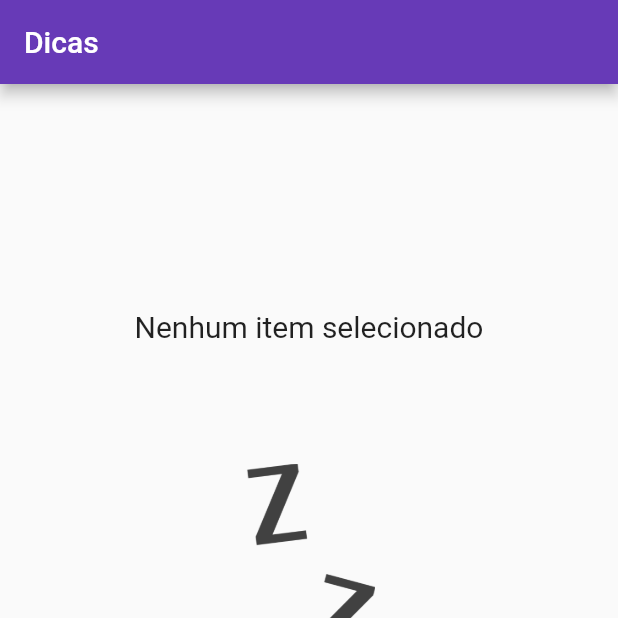
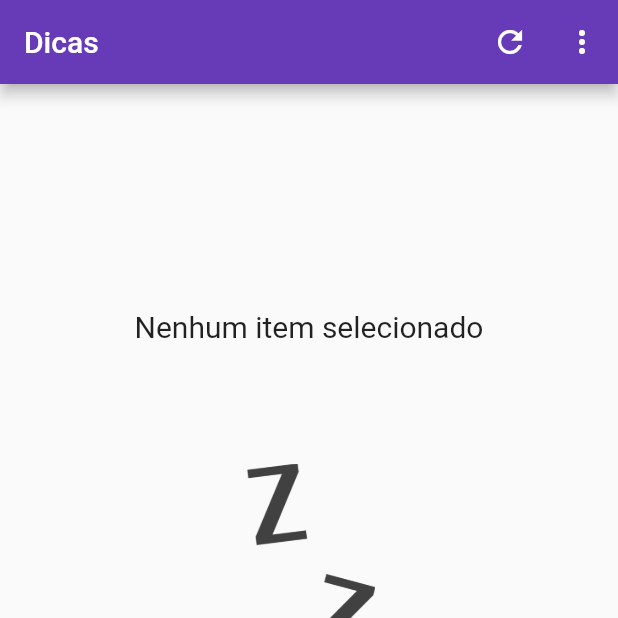
Before and after one commit to CharlesEdu07/hookTest, a Flutter app: the screen it shows after launch, on a phone screen of 412 x 824 dp, the top half of it. Run offline on Flutter 3.47's test engine with Material 2 defaults, Android fonts, the phone set to English and light mode, and no system bars; our stand-ins replace flutter_hooks.

Commit message:
Listando por quantidade

```diff
--- a/lib/main.dart
+++ b/lib/main.dart
@@ -1,4 +1,5 @@
 import 'package:flutter/material.dart';
+import 'package:flutter_hooks/flutter_hooks.dart';
 import './models/data_service.dart';
 import './components/bottom_navbar_items.dart';
 import './components/list_objects.dart';
@@ -11,46 +12,136 @@ void main() {
 }
 
 class MyApp extends StatelessWidget {
-  final _buttons = [
-    {"label": "Coffe", "icon": Icons.coffee_maker},
-    {"label": "Drinks", "icon": Icons.local_drink},
-    {"label": "Nações", "icon": Icons.flag},
-  ];
-
-  MyApp({super.key});
+  const MyApp({super.key});
 
   @override
   Widget build(BuildContext context) {
     return MaterialApp(
-        theme: ThemeData(primarySwatch: Colors.deepPurple),
-        debugShowCheckedModeBanner: false,
-        home: Scaffold(
+      title: 'Dicas',
+      theme: ThemeData(
+        primarySwatch: Colors.deepPurple,
+      ),
+      home: const MyHomePage(),
+    );
+  }
+}
+
+class MyHomePage extends HookWidget {
+  const MyHomePage({super.key});
+
+  @override
+  Widget build(BuildContext context) {
+    final selectedIndex = useState(1);
+    final quantity = useState(5);
+
+    return Scaffold(
       appBar: AppBar(
-              title: const Text("Dicas"),
+        title: const Text('Dicas'),
+        actions: [
+          IconButton(
+            icon: const Icon(Icons.refresh),
+            onPressed: () {
+              dataService.loadObjects(selectedIndex.value);
+            },
+          ),
+          PopupMenuButton(
+            initialValue: quantity.value,
+            onSelected: (value) {
+              quantity.value = value;
+              dataService.buildQuantity = value;
+              dataService.loadObjects(selectedIndex.value);
+            },
+            itemBuilder: (context) {
+              return [
+                const PopupMenuItem(
+                  value: 5,
+                  child: Text("5 items"),
+                ),
+                const PopupMenuItem(
+                  value: 10,
+                  child: Text("10 items"),
+                ),
+                const PopupMenuItem(
+                  value: 15,
+                  child: Text("15 items"),
+                ),
+              ];
+            },
+          )
+        ],
       ),
       body: ValueListenableBuilder(
         valueListenable: dataService.tableStateNotifier,
         builder: (_, value, __) {
           return ListObjects(
             objects: value,
-                  propertyNames:
-                      value.isNotEmpty ? value[0].keys.toList() : null,
+            propertyNames: value.isNotEmpty ? value[0].keys.toList() : null,
             columnNames: value.isNotEmpty
                 ? value[0]
                     .keys
                     .toList()
-                          .map((key) =>
-                              key.replaceRange(0, 1, key[0].toUpperCase()))
+                    .map((key) => key.replaceRange(0, 1, key[0].toUpperCase()))
                     .toList()
                 : null,
           );
         },
       ),
       bottomNavigationBar: BottomNavbarItems(
-              buttons: _buttons,
+        buttons: const [
+          {"label": "Coffe", "icon": Icons.coffee_maker},
+          {"label": "Drinks", "icon": Icons.local_drink},
+          {"label": "Nações", "icon": Icons.flag},
+        ],
         itemSelectedCallback: (index) {
+          selectedIndex.value = index;
           dataService.loadObjects(index);
         },
-            )));
+      ),
+    );
   }
 }
+
+// class MyApp extends StatelessWidget {
+//   final _buttons = [
+//     {"label": "Coffe", "icon": Icons.coffee_maker},
+//     {"label": "Drinks", "icon": Icons.local_drink},
+//     {"label": "Nações", "icon": Icons.flag},
+//   ];
+
+//   MyApp({super.key});
+
+//   @override
+//   Widget build(BuildContext context) {
+//     return MaterialApp(
+//         theme: ThemeData(primarySwatch: Colors.deepPurple),
+//         debugShowCheckedModeBanner: false,
+//         home: Scaffold(
+//             appBar: AppBar(
+//               title: const Text("Dicas"),
+//             ),
+//             body: ValueListenableBuilder(
+//               valueListenable: dataService.tableStateNotifier,
+//               builder: (_, value, __) {
+//                 return ListObjects(
+//                   objects: value,
+//                   propertyNames:
+//                       value.isNotEmpty ? value[0].keys.toList() : null,
+//                   columnNames: value.isNotEmpty
+//                       ? value[0]
+//                           .keys
+//                           .toList()
+//                           .map((key) =>
+//                               key.replaceRange(0, 1, key[0].toUpperCase()))
+//                           .toList()
+//                       : null,
+//                 );
+//               },
+//             ),
+//             bottomNavigationBar: BottomNavbarItems(
+//               buttons: _buttons,
+//               itemSelectedCallback: (index) {
+//                 dataService.loadObjects(index);
+//               },
+//             )));
+//   }
+// }
```
Also changed, not shown: lib/models/data_service.dart (+5 -5 lines). Lines whose indentation alone changed are shown as unchanged.
